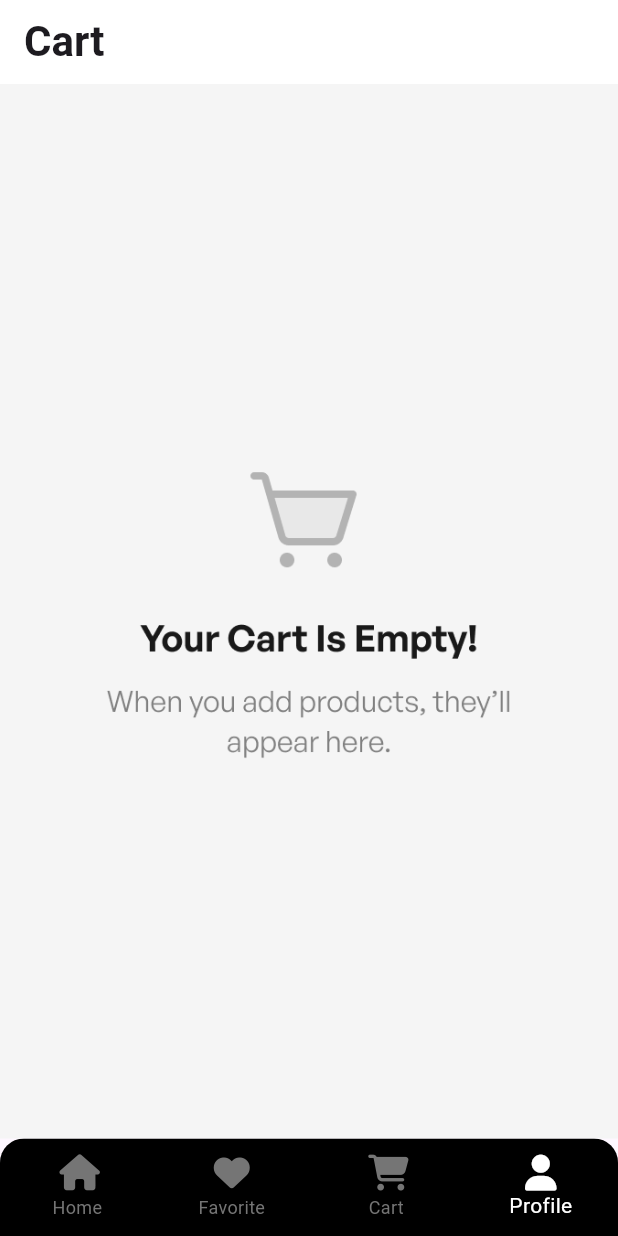
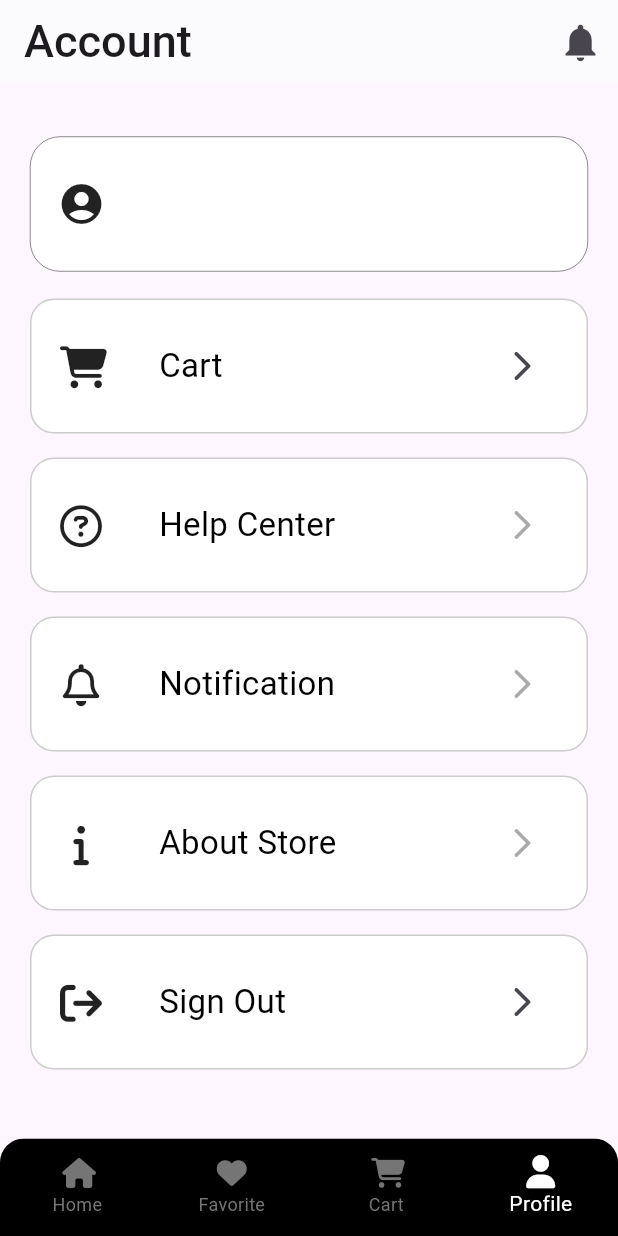
Before and after one commit to osamamorizk/e-shop, a Flutter app: the BottomBar screen opened by its route, item 4 of the bottom bar chosen, on a phone screen of 412 x 824 dp. Run offline on Flutter 3.47's test engine with Material 3 defaults, Android fonts, the phone set to English and light mode, and no system bars; our stand-ins replace bloc, carousel_slider, cloud_firestore, conditional_builder_null_safety, dartz, dio and 10 more; accounts and stored records are empty; network calls fail.

Commit message:
add profile view

```diff
--- a/lib/core/Routing/app_router.dart
+++ b/lib/core/Routing/app_router.dart
@@ -1,9 +1,13 @@
 import 'package:firebase_auth/firebase_auth.dart';
+import 'package:flutter_bloc/flutter_bloc.dart';
 import 'package:go_router/go_router.dart';
 import 'package:shop_app/core/Routing/routes.dart';
 import 'package:shop_app/core/helpers/consts.dart';
 import 'package:shop_app/core/widgets/bottom_bar.dart';
 import 'package:shop_app/feature/authentication/presentation/views/login_view.dart';
+import 'package:shop_app/feature/cart/data/repos/cart_repo_impl.dart';
+import 'package:shop_app/feature/cart/presentation/manger/cubit/cart_cubit.dart';
+import 'package:shop_app/feature/cart/presentation/views/cart_view.dart';
 import 'package:shop_app/feature/home/data/models/product_model.dart';
 import 'package:shop_app/feature/home/presentation/views/product_details_view.dart';
 import 'package:shop_app/feature/onboarding/presentation/views/onboarding_view.dart';
@@ -40,6 +44,13 @@ class AppRouter {
           productModel: state.extra as ProductModel,
         ),
       ),
+      GoRoute(
+        path: Routes.cartView,
+        builder: (context, state) => BlocProvider(
+          create: (context) => CartCubit(CartRepoImpl()),
+          child: CartView(),
+        ),
+      ),
     ],
   );
 }
--- a/lib/core/Routing/routes.dart
+++ b/lib/core/Routing/routes.dart
@@ -4,4 +4,5 @@ abstract class Routes {
   static String loginView = '/login';
   static String registerView = '/register';
   static String productDetailsView = '/productdetials';
+  static String cartView = '/cart';
 }
--- a/lib/core/helpers/consts.dart
+++ b/lib/core/helpers/consts.dart
@@ -3,14 +3,13 @@ import 'package:font_awesome_flutter/font_awesome_flutter.dart';
 import 'package:shop_app/feature/cart/presentation/views/cart_view.dart';
 import 'package:shop_app/feature/favorite/presentation/views/favorite_view.dart';
 import 'package:shop_app/feature/home/presentation/views/home_view.dart';
+import 'package:shop_app/feature/profile/presentation/views/profile_view.dart';
 
 Color kPrimaryColor = const Color(0xff21D4B4);
 bool onboard = false;
 
 List<BottomNavigationBarItem> bottomBarItems = const [
   BottomNavigationBarItem(icon: Icon(FontAwesomeIcons.house), label: 'Home'),
-  // BottomNavigationBarItem(
-  //     icon: Icon(Icons.grid_view_sharp), label: 'Categories'),
   BottomNavigationBarItem(
       icon: Icon(FontAwesomeIcons.solidHeart), label: 'Favorite'),
   BottomNavigationBarItem(
@@ -23,6 +22,5 @@ List<Widget> screens = const [
   HomeView(),
   FavoriteView(),
   CartView(),
-  CartView(),
-  // CartView(),
+  ProfileView()
 ];
--- a/lib/core/helpers/styles.dart
+++ b/lib/core/helpers/styles.dart
@@ -2,5 +2,5 @@ import 'package:flutter/material.dart';
 
 class Styles {
   static const styleBold30 =
-      TextStyle(fontSize: 30, fontWeight: FontWeight.bold);
+      TextStyle(fontSize: 28, fontWeight: FontWeight.bold);
 }
--- a/lib/core/widgets/bottom_bar.dart
+++ b/lib/core/widgets/bottom_bar.dart
@@ -8,6 +8,8 @@ import 'package:shop_app/feature/home/data/repos/home_repo_impl.dart';
 import 'package:shop_app/feature/home/presentation/manger/all_products/all_product_cubit.dart';
 import 'package:shop_app/feature/home/presentation/manger/category_cubit/category_cubit.dart';
 import 'package:shop_app/feature/home/presentation/manger/category_product/category_product_cubit_cubit.dart';
+import 'package:shop_app/feature/profile/data/repos/profile_repo_impl.dart';
+import 'package:shop_app/feature/profile/presentation/manger/cubit/profile_cubit.dart';
 
 class BottomBar extends StatefulWidget {
   const BottomBar({super.key});
@@ -38,6 +40,9 @@ class _BottomBarState extends State<BottomBar> {
         BlocProvider<CartCubit>(
           create: (BuildContext context) => CartCubit(CartRepoImpl()),
         ),
+        BlocProvider<ProfileCubit>(
+          create: (BuildContext context) => ProfileCubit(ProfileRepoImpl()),
+        ),
       ],
       child: Scaffold(
         bottomNavigationBar: Container(
@@ -52,8 +57,9 @@ class _BottomBarState extends State<BottomBar> {
                 highlightColor: Colors.transparent,
               ),
               child: BottomNavigationBar(
+                iconSize: 20,
                 backgroundColor: Colors.black,
-                selectedIconTheme: const IconThemeData(size: 24),
+                selectedIconTheme: const IconThemeData(size: 22),
                 elevation: 10,
                 currentIndex: currentIndex,
                 selectedLabelStyle: const TextStyle(color: Colors.white),
--- a/lib/feature/authentication/presentation/views/widgets/login_view_body.dart
+++ b/lib/feature/authentication/presentation/views/widgets/login_view_body.dart
@@ -32,8 +32,8 @@ class _LoginViewBodyState extends State<LoginViewBody> {
         key: formKey,
         child: ListView(
           children: [
-            const SizedBox(height: 20),
-            Text(
+            const SizedBox(height: 40),
+            const Text(
               "Login to your account",
               style: Styles.styleBold30,
             ),
@@ -83,7 +83,7 @@ class _LoginViewBodyState extends State<LoginViewBody> {
             BlocConsumer<LoginCubit, LoginState>(
               listener: (context, state) {
                 if (state is LoginSuccess) {
-                  GoRouter.of(context).push(Routes.homeView);
+                  GoRouter.of(context).go(Routes.homeView);
                   Fluttertoast.showToast(
                       msg: "Login Successfuly",
                       toastLength: Toast.LENGTH_SHORT,
--- /dev/null
+++ b/lib/feature/profile/data/repos/profile_repo.dart
@@ -0,0 +1,7 @@
+import 'package:dartz/dartz.dart';
+import 'package:shop_app/core/errors/failure.dart';
+
+abstract class ProfileRepo {
+  Future<Either<Failure, void>> signout();
+  Future<Either<Failure, String?>> getProfile();
+}
--- /dev/null
+++ b/lib/feature/profile/presentation/manger/cubit/profile_state.dart
@@ -0,0 +1,28 @@
+part of 'profile_cubit.dart';
+
+@immutable
+sealed class ProfileState {}
+
+final class ProfileInitial extends ProfileState {}
+
+final class SignOutLoading extends ProfileState {}
+
+final class SignOutSuccess extends ProfileState {}
+
+final class SignOutFailure extends ProfileState {
+  final String errorMessage;
+
+  SignOutFailure({required this.errorMessage});
+}
+
+final class GetProfileSuccess extends ProfileState {
+  final String email;
+
+  GetProfileSuccess({required this.email});
+}
+
+final class GetProfileFailure extends ProfileState {
+  final String errorMessage;
+
+  GetProfileFailure({required this.errorMessage});
+}
--- /dev/null
+++ b/lib/feature/profile/presentation/views/profile_view.dart
@@ -0,0 +1,32 @@
+import 'package:flutter/material.dart';
+import 'package:shop_app/feature/profile/presentation/views/widgets/profile_view_body.dart';
+
+class ProfileView extends StatelessWidget {
+  const ProfileView({super.key});
+
+  @override
+  Widget build(BuildContext context) {
+    return Scaffold(
+      backgroundColor: Colors.grey.withOpacity(.01),
+      appBar: AppBar(
+        backgroundColor: Colors.white,
+        scrolledUnderElevation: 0,
+        elevation: .5,
+        actions: const [
+          Padding(
+            padding: EdgeInsets.symmetric(horizontal: 10),
+            child: Icon(
+              Icons.notifications,
+              size: 30,
+            ),
+          )
+        ],
+        title: const Text(
+          'Account',
+          style: TextStyle(fontSize: 30, fontWeight: FontWeight.w500),
+        ),
+      ),
+      body: const ProfileViewBody(),
+    );
+  }
+}
--- /dev/null
+++ b/lib/feature/profile/presentation/views/widgets/profile_element.dart
@@ -0,0 +1,56 @@
+import 'package:flutter/material.dart';
+
+class ProfileElement extends StatelessWidget {
+  const ProfileElement({
+    super.key,
+    required this.title,
+    this.onPressed,
+    this.icon,
+  });
+  final String title;
+  final void Function()? onPressed;
+  final IconData? icon;
+
+  @override
+  Widget build(BuildContext context) {
+    return Padding(
+      padding: const EdgeInsets.symmetric(vertical: 8),
+      child: GestureDetector(
+        onTap: onPressed,
+        child: Container(
+          decoration: BoxDecoration(
+              color: Colors.white,
+              borderRadius: BorderRadius.circular(16),
+              border: Border.all(color: Colors.black.withOpacity(.2))),
+          height: 90,
+          width: MediaQuery.of(context).size.width,
+          child: Center(
+            child: Row(
+              mainAxisAlignment: MainAxisAlignment.spaceAround,
+              children: [
+                Icon(
+                  icon,
+                  size: 28,
+                ),
+                SizedBox(
+                  width: 180,
+                  child: Text(
+                    title,
+                    style: const TextStyle(
+                      fontSize: 22,
+                      color: Colors.black,
+                    ),
+                  ),
+                ),
+                IconButton(
+                  onPressed: onPressed,
+                  icon: const Icon(Icons.arrow_forward_ios_rounded),
+                ),
+              ],
+            ),
+          ),
+        ),
+      ),
+    );
+  }
+}
--- /dev/null
+++ b/lib/feature/profile/presentation/views/widgets/profile_view_body.dart
@@ -0,0 +1,129 @@
+import 'package:flutter/material.dart';
+import 'package:flutter_bloc/flutter_bloc.dart';
+import 'package:fluttertoast/fluttertoast.dart';
+import 'package:font_awesome_flutter/font_awesome_flutter.dart';
+import 'package:go_router/go_router.dart';
+import 'package:shop_app/core/Routing/routes.dart';
+import 'package:shop_app/core/functions/dialog_fun.dart';
+import 'package:shop_app/feature/profile/presentation/manger/cubit/profile_cubit.dart';
+
+import 'package:shop_app/feature/profile/presentation/views/widgets/profile_element.dart';
+
+class ProfileViewBody extends StatelessWidget {
+  const ProfileViewBody({super.key});
+
+  @override
+  Widget build(BuildContext context) {
+    BlocProvider.of<ProfileCubit>(context).getProfile();
+    return Padding(
+      padding: const EdgeInsets.all(20),
+      child: ListView(
+        children: [
+          const SizedBox(
+            height: 15,
+          ),
+          BlocBuilder<ProfileCubit, ProfileState>(
+            builder: (context, state) {
+              if (state is GetProfileSuccess) {
+                return EmailWidget(
+                  state: state,
+                );
+              } else {
+                return const Text("can't get email");
+              }
+            },
+          ),
+          const SizedBox(
+            height: 10,
+          ),
+          ProfileElement(
+            icon: FontAwesomeIcons.cartShopping,
+            title: 'Cart',
+            onPressed: () {
+              GoRouter.of(context).push(Routes.cartView);
+            },
+          ),
+          const ProfileElement(
+            title: 'Help Center',
+            icon: FontAwesomeIcons.circleQuestion,
+          ),
+          const ProfileElement(
+            icon: (FontAwesomeIcons.bell),
+            title: 'Notification',
+          ),
+          const ProfileElement(
+            icon: (FontAwesomeIcons.info),
+            title: 'About Store',
+          ),
+          BlocConsumer<ProfileCubit, ProfileState>(
+            listener: (context, state) {
+              if (state is SignOutSuccess) {
+                GoRouter.of(context).go(Routes.loginView);
+                Fluttertoast.showToast(
+                    msg: "Sign out Successfuly",
+                    toastLength: Toast.LENGTH_SHORT,
+                    gravity: ToastGravity.BOTTOM,
+                    timeInSecForIosWeb: 1,
+                    backgroundColor: Colors.green,
+                    textColor: Colors.white,
+                    fontSize: 16.0);
+              }
+            },
+            builder: (context, state) {
+              return ProfileElement(
+                icon: (FontAwesomeIcons.arrowRightFromBracket),
+                title: 'Sign Out',
+                onPressed: () {
+                  showAlertDialog(context, () async {
+                    GoRouter.of(context).pop();
+                    BlocProvider.of<ProfileCubit>(context).signOut();
+                  }, "Sign out", "Would you like to sign out?");
+                },
+              );
+            },
+          ),
+        ],
+      ),
+    );
+  }
+}
+
+class EmailWidget extends StatelessWidget {
+  const EmailWidget({
+    super.key,
+    this.state,
+  });
+
+  final state;
+
+  @override
+  Widget build(BuildContext context) {
+    return Container(
+      padding: const EdgeInsets.all(10),
+      height: 90,
+      width: MediaQuery.of(context).size.width,
+      decoration: BoxDecoration(
+        color: Colors.white,
+        borderRadius: BorderRadius.circular(20),
+        border: Border.all(width: .3),
+      ),
+      child: Center(
+        child: Row(
+          children: [
+            const Padding(
+              padding: EdgeInsets.all(8.0),
+              child: Icon(
+                size: 32,
+                Icons.account_circle,
+              ),
+            ),
+            Text(
+              "  ${state.email}",
+              style: const TextStyle(fontSize: 24, color: Colors.black),
+            ),
+          ],
+        ),
+      ),
+    );
+  }
+}
```
Also changed, not shown: lib/core/functions/dialog_fun.dart (renamed from lib/feature/cart/presentation/views/widgets/dialog_fun.dart, +9 -8 lines), lib/feature/authentication/presentation/views/widgets/register_body.dart (+5 -4 lines), lib/feature/cart/presentation/views/widgets/cart_body.dart (+11 -0 lines), lib/feature/cart/presentation/views/widgets/title_delet.dart (+6 -10 lines), lib/feature/profile/data/repos/profile_repo_impl.dart (added, +30 -0 lines), lib/feature/profile/presentation/manger/cubit/profile_cubit.dart (added, +33 -0 lines).
